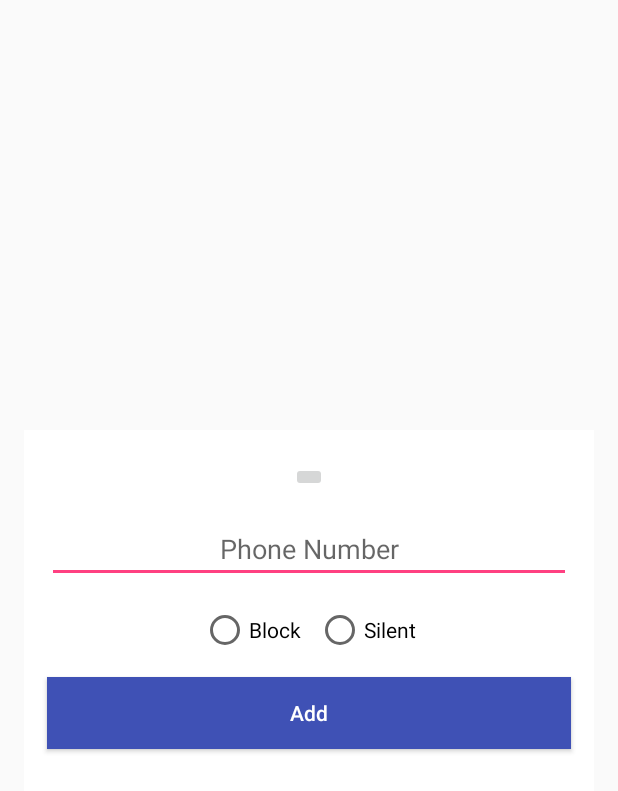
After one commit to SourabhSadhu/Call-Blocker, an Android app: the layout dialog_add_contact.xml on its own in the app's theme, with its tools: preview values and no code run, on a phone screen of 412 x 824 dp. The commit adds this screen. Shown: the top 791 px of the screen. Run offline under Robolectric (Android 15) with nearby library versions, the phone set to English and light mode, and no system bars.

Commit message:
New Additions

```diff
--- a/app/src/main/java/com/model/CallBarringService.java
+++ b/app/src/main/java/com/model/CallBarringService.java
@@ -57,7 +57,7 @@ public class CallBarringService extends IntentService {
     public int onStartCommand(@Nullable Intent intent, int flags, int startId) {
         Toast.makeText(this, "Service Started", Toast.LENGTH_SHORT).show();
         Log.e("Service","Start");
-        return START_STICKY;
+        return START_REDELIVER_INTENT;
     }
 
     @Override
--- /dev/null
+++ b/app/src/main/res/layout/dialog_add_contact.xml
@@ -0,0 +1,58 @@
+<?xml version="1.0" encoding="utf-8"?>
+<LinearLayout xmlns:android="http://schemas.android.com/apk/res/android"
+    android:layout_width="380dp"
+    android:layout_height="250dp"
+    android:layout_gravity="center"
+    android:gravity="center"
+    android:background="@android:color/white"
+    android:orientation="vertical">
+
+    <ImageButton
+        android:id="@+id/selectContact"
+        android:layout_width="wrap_content"
+        android:layout_height="wrap_content" />
+
+    <EditText
+        android:id="@+id/et_number"
+        android:layout_width="match_parent"
+        android:layout_height="wrap_content"
+        android:gravity="center"
+        android:layout_margin="15dp"
+        android:hint="Phone Number"
+        android:imeOptions="actionDone"
+        android:inputType="phone"
+        />
+
+    <RadioGroup
+        android:id="@+id/radio_grp"
+        android:layout_width="match_parent"
+        android:layout_height="wrap_content"
+        android:orientation="horizontal"
+        android:gravity="center"
+        >
+        <RadioButton
+            android:id="@+id/block"
+            android:layout_width="wrap_content"
+            android:layout_height="wrap_content"
+            android:text="Block"
+            android:paddingRight="10dp"
+            />
+        <RadioButton
+            android:id="@+id/silent"
+            android:layout_width="wrap_content"
+            android:layout_height="wrap_content"
+            android:text="Silent"
+            />
+    </RadioGroup>
+
+    <Button
+        android:id="@+id/btn_add"
+        android:layout_width="match_parent"
+        android:layout_height="wrap_content"
+        android:layout_margin="15dp"
+        android:background="@color/colorPrimary"
+        android:text="Add"
+        android:textAllCaps="false"
+        android:textColor="@color/white" />
+
+</LinearLayout>
```
Also changed, not shown: app/src/main/AndroidManifest.xml (+6 -2 lines), app/src/main/java/com/controller/MainActivity.java (+156 -100 lines), app/src/main/res/layout/activity_main.xml (+4 -4 lines), app/src/main/res/layout/dialog_add_group.xml (added, +54 -0 lines).
